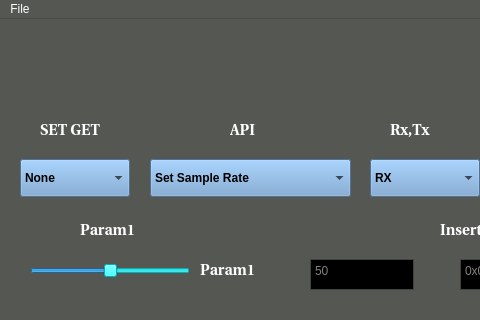
Tonix22/LSM7002M_RISC-V_driver, file GUI/LIMEGUI/mainwindow.ui: the form before one commit; both pictures show x 0 to 480 and y 0 to 320 of the 765 by 636 pixel window.
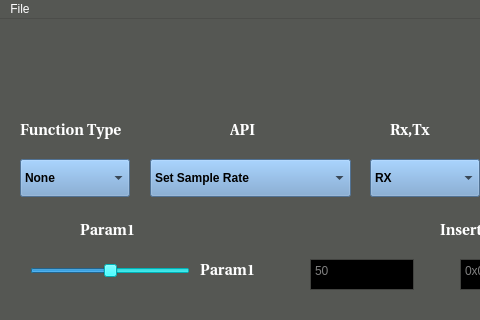
The form after the commit. Icons and pictures are not drawn.

Diff of the .ui file:
```diff
--- a/GUI/LIMEGUI/mainwindow.ui
+++ b/GUI/LIMEGUI/mainwindow.ui
@@ -1394,9 +1394,9 @@
    <widget class="QLabel" name="do_set_get_label">
     <property name="geometry">
      <rect>
-      <x>40</x>
+      <x>20</x>
       <y>100</y>
-      <width>91</width>
+      <width>121</width>
       <height>22</height>
      </rect>
     </property>
@@ -1409,7 +1409,7 @@
      </font>
     </property>
     <property name="text">
-     <string>SET GET</string>
+     <string>Function Type</string>
     </property>
    </widget>
    <widget class="QComboBox" name="tx_rx_menu">
```
